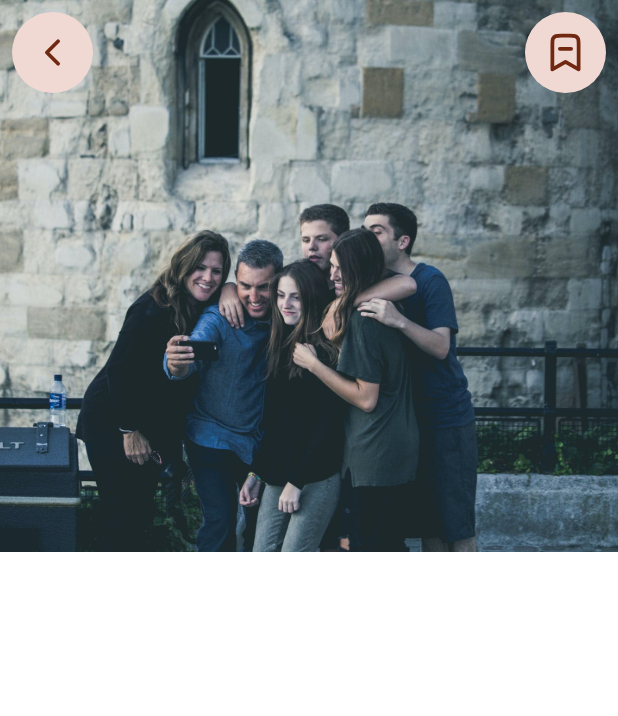
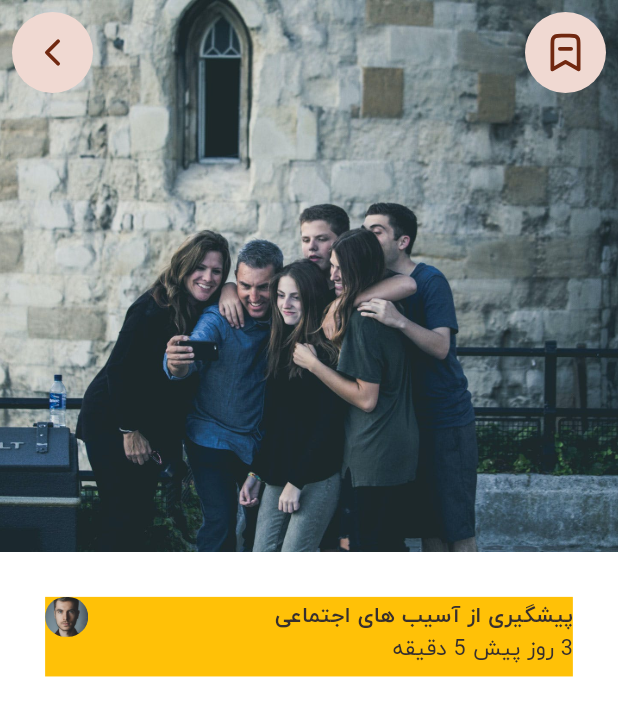
Before and after one commit to OmidHaqi/techno_saz, a Flutter app: the SinglePageOfArticles screen opened directly, on a phone screen of 412 x 824 dp. Shown: the top 716 px of the screen. Run offline on Flutter 3.47's test engine with Material 3 defaults, Android fonts, the phone set to English and light mode, and no system bars; our stand-ins replace adaptive_theme, flutter_spinkit, flutter_svg, get, smooth_page_indicator.

Commit message:
Creating a single page of articles

```diff
--- a/lib/view/single_page_of_articles.dart
+++ b/lib/view/single_page_of_articles.dart
@@ -24,7 +24,8 @@ class SinglePageOfArticles extends StatelessWidget {
             child: SafeArea(
               child: Stack(
                 children: [
-                  Row(mainAxisAlignment: MainAxisAlignment.spaceBetween,
+                  Row(
+                    mainAxisAlignment: MainAxisAlignment.spaceBetween,
                     children: [
                       Padding(
                         padding: const EdgeInsets.all(8.0),
@@ -74,6 +75,61 @@ class SinglePageOfArticles extends StatelessWidget {
               ),
             ),
           ),
+          Padding(
+            padding: EdgeInsets.fromLTRB(0, sizeH / 27.41, 0, sizeH / 58.25),
+            child: Container(
+              width: sizeW / 1.171,
+              height: sizeH / 15.53,
+              color: Colors.amber,
+              child: Column(
+                children: [
+                  Row(
+                    mainAxisAlignment: MainAxisAlignment.spaceBetween,
+                    children: [
+                      Text(
+                        "پیشگیری از آسیب های اجتماعی",
+                        style: TextStyle(
+                            color: SolidColors.textColor,
+                            fontSize: 16,
+                            fontWeight: FontWeight.bold),
+                      ),
+                      Container(
+                        height: sizeH / 31.06,
+                        width: sizeW / 14.33,
+                        decoration: BoxDecoration(
+                          borderRadius: BorderRadius.circular(400),
+                          image: DecorationImage(
+                              image: AssetImage(DataClass
+                                  .ArticlePageModelList[2]
+                                  .writerProfilePhotoUr),
+                              fit: BoxFit.cover),
+                        ),
+                      ),
+                    ],
+                  ),
+                  Row(
+                    children: [
+                      Text(
+                        "3 روز پیش",
+                        style: TextStyle(
+                            color: SolidColors.textColor,
+                            fontSize: 16,
+                            fontWeight: FontWeight.normal),
+                      ),
+                      SizedBox(width: 5,),
+                      Text(
+                        "5 دقیقه",
+                        style: TextStyle(
+                            color: SolidColors.textColor,
+                            fontSize: 16,
+                            fontWeight: FontWeight.normal),
+                      ),
+                    ],
+                  ),
+                ],
+              ),
+            ),
+          ),
         ],
       ),
     );
```
